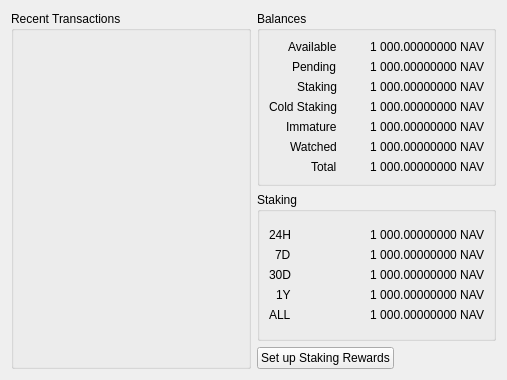
This is src/qt/forms/overviewpage.ui in navcoin/navcoin-core as Qt 5 draws it before an edit. The edited form follows.
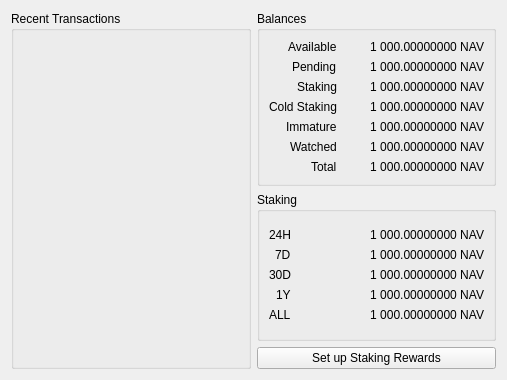
This is the edited form. Custom widgets are drawn as their Qt base class.

Commit message: Adjusted the staking destination button on overviewpage

What changed in the file:
```diff
--- a/src/qt/forms/overviewpage.ui
+++ b/src/qt/forms/overviewpage.ui
@@ -271,7 +271,7 @@
        </layout>
       </widget>
      </item>
-     <item alignment="Qt::AlignLeft">
+     <item>
       <widget class="QPushButton" name="showStakingSetup">
        <property name="text">
         <string>Set up Staking Rewards</string>
```
